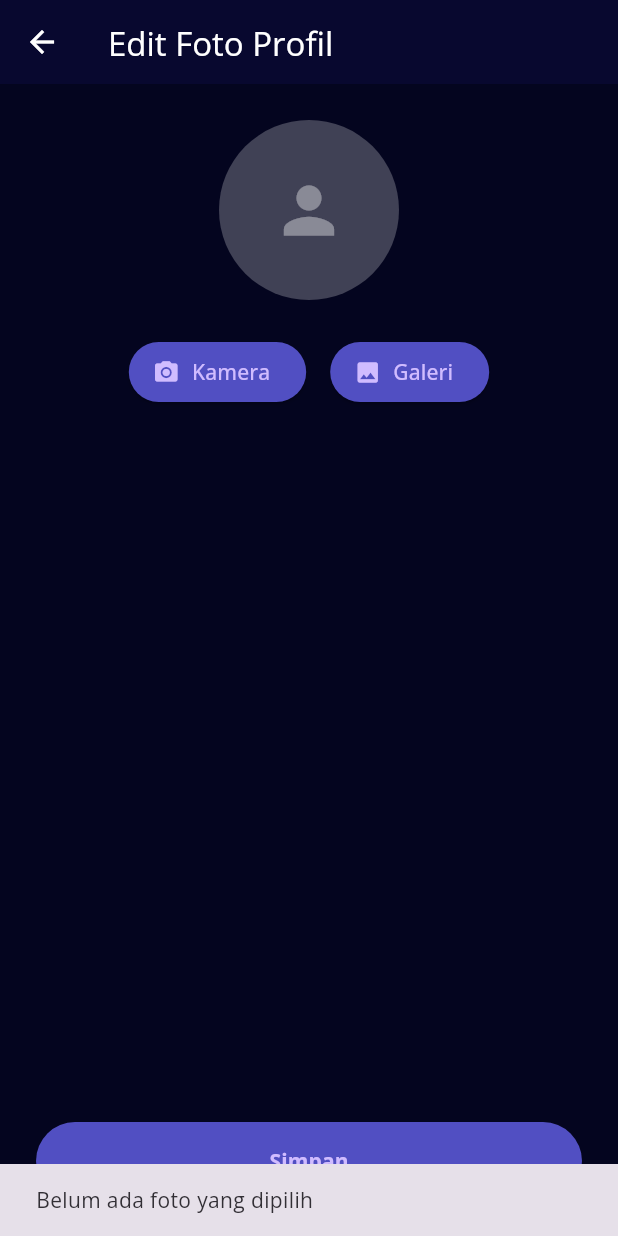
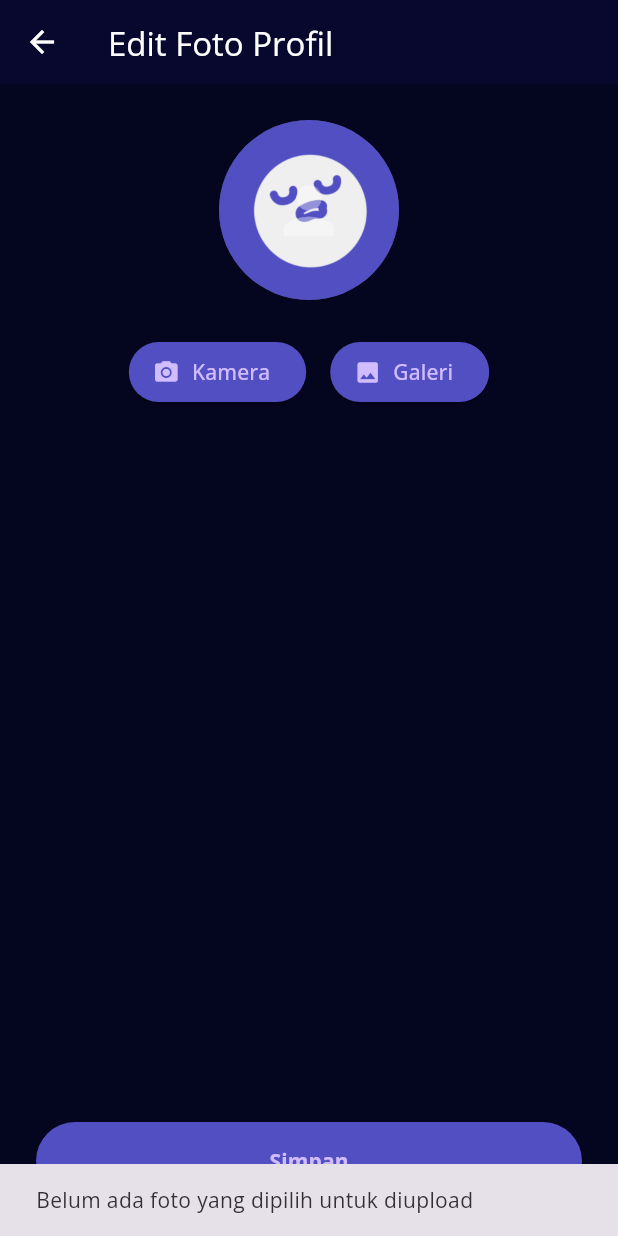
Before and after one commit to TURU-template/TURU-Flutter, a Flutter app: the EditFotoPage screen opened by its route, after a tap on "Simpan", on a phone screen of 412 x 824 dp. Run offline on Flutter 3.47's test engine with Material 3 defaults, Android fonts, the light colour scheme and no system bars; our stand-ins replace audioplayers, bootstrap_icons, fl_chart, flutter_local_notifications, flutter_svg, google_fonts and 5 more; missing offline and left inert: bcrypt, dotenv, mysql_client; accounts and stored records are empty.

Commit message:
Update edit_foto.dart

```diff
--- a/turu_mobile/lib/pages/edit_foto.dart
+++ b/turu_mobile/lib/pages/edit_foto.dart
@@ -1,9 +1,11 @@
 import 'dart:io';
+import 'dart:typed_data';
 import 'package:flutter/material.dart';
 import 'package:image_picker/image_picker.dart';
-import 'package:path_provider/path_provider.dart';
-import 'package:path/path.dart' as path;
-
+import 'package:http/http.dart' as http;
+import 'dart:convert';
+import '../services/auth.dart';
+import 'package:flutter/foundation.dart' show kIsWeb;
 
 import '../../main.dart';
 
@@ -15,38 +17,116 @@ class EditFotoPage extends StatefulWidget {
 }
 
 class _EditFotoPageState extends State<EditFotoPage> {
-  File? _imageFile;
+  XFile? _pickedXFile;
+  Uint8List? _imageBytes;
+
+  String? _profileImageUrl;
+  bool _isLoading = false;
+
+  @override
+  void initState() {
+    super.initState();
+    _loadProfileData();
+  }
+
+  Future<void> _loadProfileData() async {
+    final user = AuthService().getCurrentUser();
+    setState(() {
+      _profileImageUrl = user?['profilePictureUrl'];
+    });
+  }
 
   Future<void> _pickImage(ImageSource source) async {
     final picker = ImagePicker();
     final pickedFile = await picker.pickImage(source: source);
 
     if (pickedFile != null) {
-      final Directory appDir = await getApplicationDocumentsDirectory();
-      final String fileName = path.basename(pickedFile.path);
-      final File savedImage = await File(pickedFile.path).copy('${appDir.path}/$fileName');
+      _pickedXFile = pickedFile;
+      _imageBytes = await pickedFile.readAsBytes();
 
       setState(() {
-        _imageFile = savedImage;
+        // rebuild
       });
     }
   }
 
-  void _simpanFoto() async {
-    if (_imageFile == null) {
+  Future<void> _uploadFoto() async {
+    if (_pickedXFile == null) {
       ScaffoldMessenger.of(context).showSnackBar(
-        const SnackBar(content: Text('Belum ada foto yang dipilih')),
+        const SnackBar(content: Text('Belum ada foto yang dipilih untuk diupload')),
       );
       return;
     }
 
-    final Directory appDir = await getApplicationDocumentsDirectory();
-    final String pathFile = _imageFile!.path;
+    setState(() {
+      _isLoading = true;
+    });
 
-    // Simpan path gambar ke SharedPreferences (optional)
-    // Untuk sekarang langsung kirim balik ke profil
+    final user = AuthService().getCurrentUser();
+    if (user == null || user['id'] == null) {
+      ScaffoldMessenger.of(context).showSnackBar(
+        const SnackBar(content: Text('User ID tidak ditemukan. Harap login kembali.')),
+      );
+      setState(() { _isLoading = false; });
+      return;
+    }
+    final userId = user['id'];
+    final baseUrl = AuthService.getBaseUrl();
 
-    Navigator.pop(context, pathFile); // Kembalikan path ke halaman sebelumnya
+    final uri = Uri.parse('$baseUrl/api/user/$userId/profile-picture');
+    var request = http.MultipartRequest('POST', uri);
+
+    try {
+      List<int> imageBytes = await _pickedXFile!.readAsBytes();
+      request.files.add(
+        http.MultipartFile.fromBytes(
+          'file',
+          imageBytes,
+          filename: _pickedXFile!.name,
+        ),
+      );
+
+      final response = await request.send();
+      final responseBody = await response.stream.bytesToString();
+
+      if (response.statusCode == 200) {
+        final Map<String, dynamic> responseData = jsonDecode(responseBody);
+        final String newProfileImageUrl = responseData['profilePictureUrl'];
+
+        AuthService().updateCurrentUser({'profilePictureUrl': newProfileImageUrl});
+        await AuthService().refreshCurrentUser(); // Panggil ini setelah update berhasil
+
+        setState(() {
+          _profileImageUrl = newProfileImageUrl;
+          _pickedXFile = null;
+          _imageBytes = null;
+        });
+
+        ScaffoldMessenger.of(context).showSnackBar(
+          const SnackBar(content: Text('Foto profil berhasil diupload!')),
+        );
+        Navigator.pop(context);
+      } else {
+        String errorMessage = 'Gagal mengupload foto profil. Status: ${response.statusCode}';
+        try {
+          final errorData = jsonDecode(responseBody);
+          errorMessage = errorData['error'] ?? errorMessage;
+        } catch (e) {
+          //
+        }
+        ScaffoldMessenger.of(context).showSnackBar(
+          SnackBar(content: Text(errorMessage)),
+        );
+      }
+    } catch (e) {
+      ScaffoldMessenger.of(context).showSnackBar(
+        SnackBar(content: Text('Terjadi kesalahan saat mengupload foto: $e')),
+      );
+    } finally {
+      setState(() {
+        _isLoading = false;
+      });
+    }
   }
 
   @override
@@ -66,8 +146,12 @@ class _EditFotoPageState extends State<EditFotoPage> {
             CircleAvatar(
               radius: 60,
               backgroundColor: Colors.white24,
-              backgroundImage: _imageFile != null ? FileImage(_imageFile!) : null,
-              child: _imageFile == null
+              backgroundImage: _imageBytes != null
+                  ? MemoryImage(_imageBytes!) as ImageProvider<Object>
+                  : (_profileImageUrl != null && _profileImageUrl!.isNotEmpty
+                      ? NetworkImage('${AuthService.getBaseUrl()}$_profileImageUrl') as ImageProvider<Object>
+                      : const AssetImage('assets/images/LOGO_Turu.png') as ImageProvider<Object>),
+              child: (_imageBytes == null && (_profileImageUrl == null || _profileImageUrl!.isEmpty))
                   ? const Icon(Icons.person, color: Colors.white38, size: 50)
                   : null,
             ),
@@ -76,14 +160,14 @@ class _EditFotoPageState extends State<EditFotoPage> {
               mainAxisAlignment: MainAxisAlignment.center,
               children: [
                 ElevatedButton.icon(
-                  onPressed: () => _pickImage(ImageSource.camera),
+                  onPressed: _isLoading ? null : () => _pickImage(ImageSource.camera),
                   icon: const Icon(Icons.camera_alt),
                   label: const Text("Kamera"),
                   style: ElevatedButton.styleFrom(backgroundColor: TuruColors.indigo),
                 ),
                 const SizedBox(width: 16),
                 ElevatedButton.icon(
-                  onPressed: () => _pickImage(ImageSource.gallery),
+                  onPressed: _isLoading ? null : () => _pickImage(ImageSource.gallery),
                   icon: const Icon(Icons.photo),
                   label: const Text("Galeri"),
                   style: ElevatedButton.styleFrom(backgroundColor: TuruColors.indigo),
@@ -94,8 +178,13 @@ class _EditFotoPageState extends State<EditFotoPage> {
             SizedBox(
               width: double.infinity,
               child: ElevatedButton(
-                onPressed: _simpanFoto,
-                child: const Text('Simpan', style: TextStyle(fontWeight: FontWeight.bold)),
+                onPressed: _isLoading ? null : _uploadFoto,
+                child: _isLoading
+                    ? const CircularProgressIndicator(color: Colors.white)
+                    : const Text(
+                        'Simpan',
+                        style: TextStyle(fontWeight: FontWeight.bold),
+                      ),
                 style: ElevatedButton.styleFrom(
                   backgroundColor: TuruColors.indigo,
                   padding: const EdgeInsets.symmetric(vertical: 16),
```
